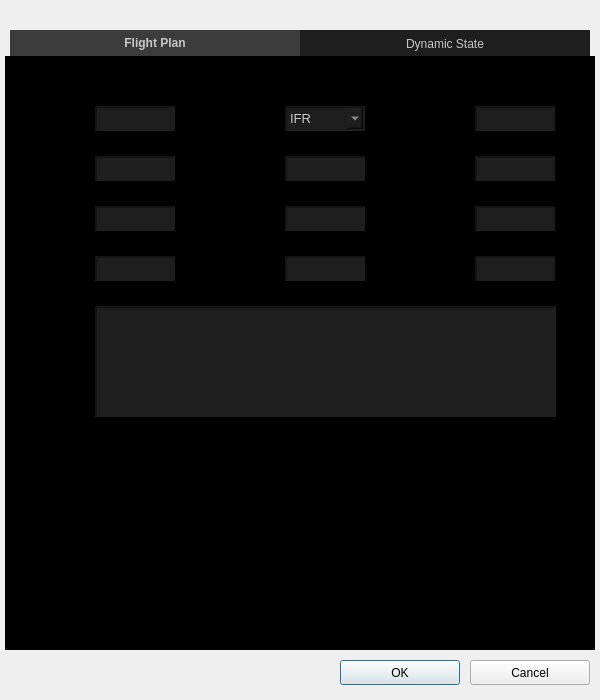
This is ui/dialogflightcreator.ui in ignmiz/ATC_Console as Qt 5 draws it before an edit. The edited form follows.
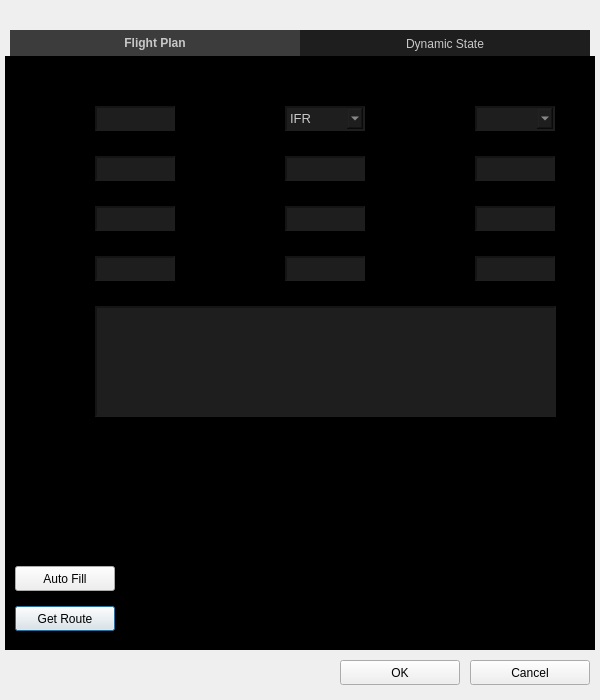
This is the edited form.

Commit message: Implemented route search in dialog

The edit to the form file:
```diff
--- a/ui/dialogflightcreator.ui
+++ b/ui/dialogflightcreator.ui
@@ -95,6 +95,30 @@
 {
 	color: #c8c8c8;
 	font: 13px;
+}
+
+QScrollBar:vertical
+{
+	background: #000000;
+	width: 8px;
+	border: none;
+	margin: 0px 0px 0px 0px;
+}
+
+QScrollBar::handle:vertical {
+    background: #505050;
+}
+
+QScrollBar::add-page:vertical
+{
+	background: #1e1e1e;
+	border: none;
+}
+
+QScrollBar::sub-page:vertical
+{
+	background: #1e1e1e;
+	border: none;
 }</string>
    </property>
    <property name="tabPosition">
@@ -337,16 +361,6 @@
       </property>
      </item>
     </widget>
-    <widget class="QLineEdit" name="lineEditAcftType">
-     <property name="geometry">
-      <rect>
-       <x>470</x>
-       <y>50</y>
-       <width>80</width>
-       <height>25</height>
-      </rect>
-     </property>
-    </widget>
     <widget class="QLineEdit" name="lineEditDeparture">
      <property name="geometry">
       <rect>
@@ -513,6 +527,61 @@
 }</string>
      </property>
     </widget>
+    <widget class="QPushButton" name="buttonGetRoute">
+     <property name="geometry">
+      <rect>
+       <x>10</x>
+       <y>550</y>
+       <width>100</width>
+       <height>25</height>
+      </rect>
+     </property>
+     <property name="text">
+      <string>Get Route</string>
+     </property>
+    </widget>
+    <widget class="QPushButton" name="buttonAutoFill">
+     <property name="geometry">
+      <rect>
+       <x>10</x>
+       <y>510</y>
+       <width>100</width>
+       <height>25</height>
+      </rect>
+     </property>
+     <property name="text">
+      <string>Auto Fill</string>
+     </property>
+    </widget>
+    <widget class="QComboBox" name="comboBoxAcftType">
+     <property name="geometry">
+      <rect>
+       <x>470</x>
+       <y>50</y>
+       <width>80</width>
+       <height>25</height>
+      </rect>
+     </property>
+     <property name="styleSheet">
+      <string notr="true">QComboBox
+{
+	color: #c8c8c8;
+	background-color: #1e1e1e;
+	border-style: inset;
+	border-width: 2px;
+	border-color: #141414;
+	font: 13px;
+}
+
+QComboBox QAbstractItemView
+{	
+	color: #c8c8c8;
+	background-color: #1e1e1e;
+    selection-background-color: #060064;
+	font: 13px;
+}</string>
+     </property>
+    </widget>
    </widget>
    <widget class="QWidget" name="tabDynamicState">
     <attribute name="title">
```
Left out of the diff: 14 changed lines with no effect on the pictures. The commit also changes 21 other files.
